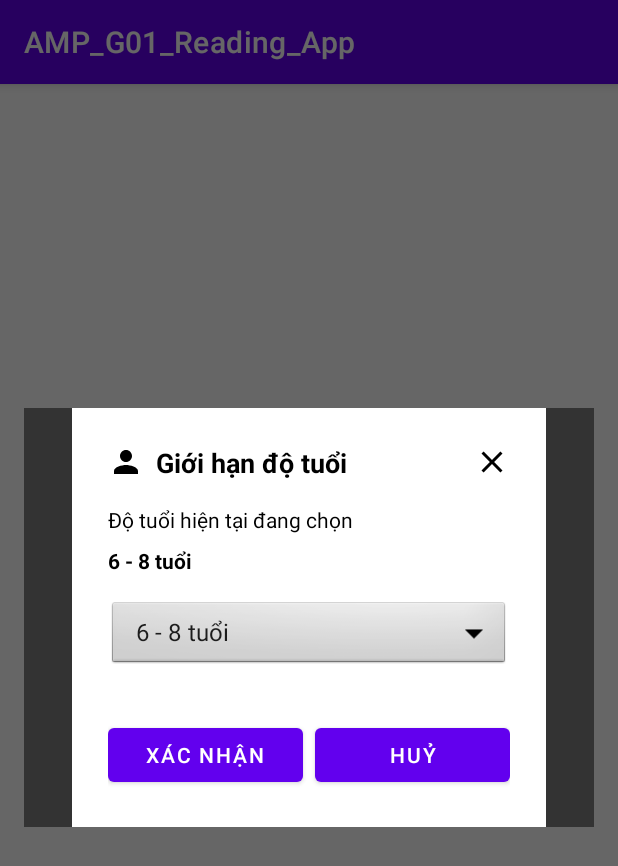
After one commit to iannguyen25/AMP_G01_Reading_App, an Android app: the fragment AgeLimitFragment shown on its own in the app's theme, on a phone screen of 412 x 824 dp. The commit adds this screen. Shown: the top 866 px of the screen. Run offline under Robolectric (Android 15) with nearby library versions, the phone set to English and light mode, and no system bars.

Commit message:
age limit fragment UI

```diff
--- /dev/null
+++ b/app/src/main/java/com/example/amp_g01_reading_app/ui/settings/AgeLimitFragment.java
@@ -0,0 +1,105 @@
+package com.example.amp_g01_reading_app.ui.settings;
+
+import android.os.Bundle;
+
+import androidx.fragment.app.DialogFragment;
+import androidx.fragment.app.Fragment;
+
+import android.util.TypedValue;
+import android.view.LayoutInflater;
+import android.view.View;
+import android.view.ViewGroup;
+import android.widget.ArrayAdapter;
+import android.widget.Button;
+import android.widget.ImageView;
+import android.widget.Spinner;
+
+import android.widget.AdapterView;
+import android.widget.TextView;
+
+import com.example.amp_g01_reading_app.R;
+
+/**
+ * A simple {@link Fragment} subclass.
+ * Use the {@link AgeLimitFragment#newInstance} factory method to
+ * create an instance of this fragment.
+ */
+public class AgeLimitFragment extends DialogFragment {
+
+    private Spinner spinnerAgeRange;
+    private TextView tvCurrentAge;
+
+    public static AgeLimitFragment newInstance() {
+        return new AgeLimitFragment();
+    }
+
+    @Override
+    public void onCreate(Bundle savedInstanceState) {
+        super.onCreate(savedInstanceState);
+
+    }
+
+    @Override
+    public View onCreateView(LayoutInflater inflater, ViewGroup container,
+                             Bundle savedInstanceState) {
+        // Inflate the layout for this fragment
+        View view = inflater.inflate(R.layout.fragment_age_limit, container, false);
+
+        spinnerAgeRange = view.findViewById(R.id.spinnerAgeRange);
+        tvCurrentAge = view.findViewById(R.id.tvCurrentAge);
+
+        ImageView btnClose = view.findViewById(R.id.btnClose);
+
+        setupAgeRangeSpinner();
+
+        btnClose.setOnClickListener(v -> dismiss());
+
+        return view;
+    }
+
+    @Override
+    public void onStart() {
+        super.onStart();
+        if (getDialog() != null && getDialog().getWindow() != null) {
+
+            int marginHorizontal = (int) TypedValue.applyDimension(
+                    TypedValue.COMPLEX_UNIT_DIP, 16, getResources().getDisplayMetrics());
+
+            // Tính toán chiều rộng của hộp thoại với margin
+            int width = getResources().getDisplayMetrics().widthPixels - (marginHorizontal * 2);
+
+            getDialog().getWindow().setLayout(width, ViewGroup.LayoutParams.WRAP_CONTENT);
+            getDialog().getWindow().setBackgroundDrawableResource(android.R.color.transparent);
+        }
+    }
+
+    private void setupAgeRangeSpinner() {
+        String[] ageRanges = new String[]{
+                "6 - 8 tuổi",
+                "9 - 11 tuổi",
+                "12 - 14 tuổi",
+                "15 - 17 tuổi"
+        };
+
+        ArrayAdapter<String> adapter = new ArrayAdapter<>(
+                requireContext(),
+                android.R.layout.simple_spinner_item,
+                ageRanges
+        );
+        adapter.setDropDownViewResource(android.R.layout.simple_spinner_dropdown_item);
+        spinnerAgeRange.setAdapter(adapter);
+
+        // Listener khi chọn độ tuổi
+        spinnerAgeRange.setOnItemSelectedListener(new AdapterView.OnItemSelectedListener() {
+            @Override
+            public void onItemSelected(AdapterView<?> parent, View view, int position, long id) {
+                String selectedAge = parent.getItemAtPosition(position).toString();
+                tvCurrentAge.setText(selectedAge);
+            }
+
+            @Override
+            public void onNothingSelected(AdapterView<?> parent) {
+            }
+        });
+    }
+}
--- a/app/src/main/java/com/example/amp_g01_reading_app/ui/settings/ManagementSettingsFragment.java
+++ b/app/src/main/java/com/example/amp_g01_reading_app/ui/settings/ManagementSettingsFragment.java
@@ -30,6 +30,13 @@ public class ManagementSettingsFragment extends Fragment {
             dialogFragment.show(getChildFragmentManager(), "timeLimitDialog");
         });
 
+        LinearLayout age_limit_label = view.findViewById(R.id.age_limit_fragment);
+        age_limit_label.setOnClickListener(v -> {
+
+            AgeLimitFragment dialogFragment = new AgeLimitFragment();
+            dialogFragment.show(getChildFragmentManager(), "ageLimitDialog");
+        });
+
         return view;
     }
 }
--- /dev/null
+++ b/app/src/main/res/drawable/ic_person.xml
@@ -0,0 +1,9 @@
+<vector xmlns:android="http://schemas.android.com/apk/res/android"
+    android:width="24dp"
+    android:height="24dp"
+    android:viewportWidth="24"
+    android:viewportHeight="24">
+    <path
+        android:fillColor="#FF000000"
+        android:pathData="M12,12c2.21,0 4,-1.79 4,-4s-1.79,-4 -4,-4 -4,1.79 -4,4 1.79,4 4,4zM12,14c-2.67,0 -8,1.34 -8,4v2h16v-2c0,-2.66 -5.33,-4 -8,-4z"/>
+</vector>
--- /dev/null
+++ b/app/src/main/res/layout/fragment_age_limit.xml
@@ -0,0 +1,100 @@
+<?xml version="1.0" encoding="utf-8"?>
+<FrameLayout
+    android:layout_width="match_parent"
+    android:layout_height="match_parent"
+    xmlns:android="http://schemas.android.com/apk/res/android"
+    android:id="@+id/age_limit_fragment"
+    android:background="#80000000">  <!-- Background mờ -->
+
+    <LinearLayout
+        android:layout_width="match_parent"
+        android:layout_height="wrap_content"
+        android:layout_gravity="center"
+        android:layout_marginHorizontal="32dp"
+        android:background="@android:color/white"
+        android:orientation="vertical"
+        android:padding="24dp">
+
+        <!-- Header -->
+        <LinearLayout
+            android:layout_width="match_parent"
+            android:layout_height="wrap_content"
+            android:orientation="horizontal"
+            android:gravity="center_vertical"
+            android:layout_marginBottom="16dp">
+
+            <ImageView
+                android:layout_width="24dp"
+                android:layout_height="24dp"
+                android:src="@drawable/ic_person"
+                android:layout_marginEnd="8dp"/>
+
+            <TextView
+                android:layout_width="0dp"
+                android:layout_height="wrap_content"
+                android:layout_weight="1"
+                android:textColor="@color/black"
+                android:text="Giới hạn độ tuổi"
+                android:textSize="18sp"
+                android:textStyle="bold"/>
+
+            <ImageButton
+                android:id="@+id/btnClose"
+                android:layout_width="24dp"
+                android:layout_height="24dp"
+                android:src="@drawable/ic_close"
+                android:background="?attr/selectableItemBackgroundBorderless"
+                android:contentDescription="Close"/>
+        </LinearLayout>
+
+        <!-- Current age range text -->
+        <TextView
+            android:layout_width="match_parent"
+            android:layout_height="wrap_content"
+            android:textColor="@color/black"
+            android:text="Độ tuổi hiện tại đang chọn"
+            android:layout_marginBottom="8dp"/>
+
+        <TextView
+            android:id="@+id/tvCurrentAge"
+            android:layout_width="match_parent"
+            android:layout_height="wrap_content"
+            android:textColor="@color/black"
+            android:text="6 - 8 tuổi"
+            android:textStyle="bold"
+            android:layout_marginBottom="16dp"/>
+
+        <!-- Spinner/Dropdown -->
+        <Spinner
+            android:id="@+id/spinnerAgeRange"
+            android:layout_width="match_parent"
+            android:layout_height="48dp"
+            android:background="@android:drawable/btn_dropdown"
+            android:spinnerMode="dropdown"
+            android:layout_marginBottom="24dp"/>
+
+        <!-- Buttons -->
+        <LinearLayout
+            android:layout_width="match_parent"
+            android:layout_height="wrap_content"
+            android:orientation="horizontal"
+            android:layout_marginTop="8dp">
+
+            <Button
+                android:id="@+id/btnConfirm"
+                android:layout_width="0dp"
+                android:layout_height="wrap_content"
+                android:layout_weight="1"
+                android:text="Xác nhận"
+                android:layout_marginEnd="8dp"/>
+
+            <Button
+                android:id="@+id/btnCancel"
+                android:layout_width="0dp"
+                android:layout_height="wrap_content"
+                android:layout_weight="1"
+                android:text="Huỷ"/>
+        </LinearLayout>
+
+    </LinearLayout>
+</FrameLayout>
```
